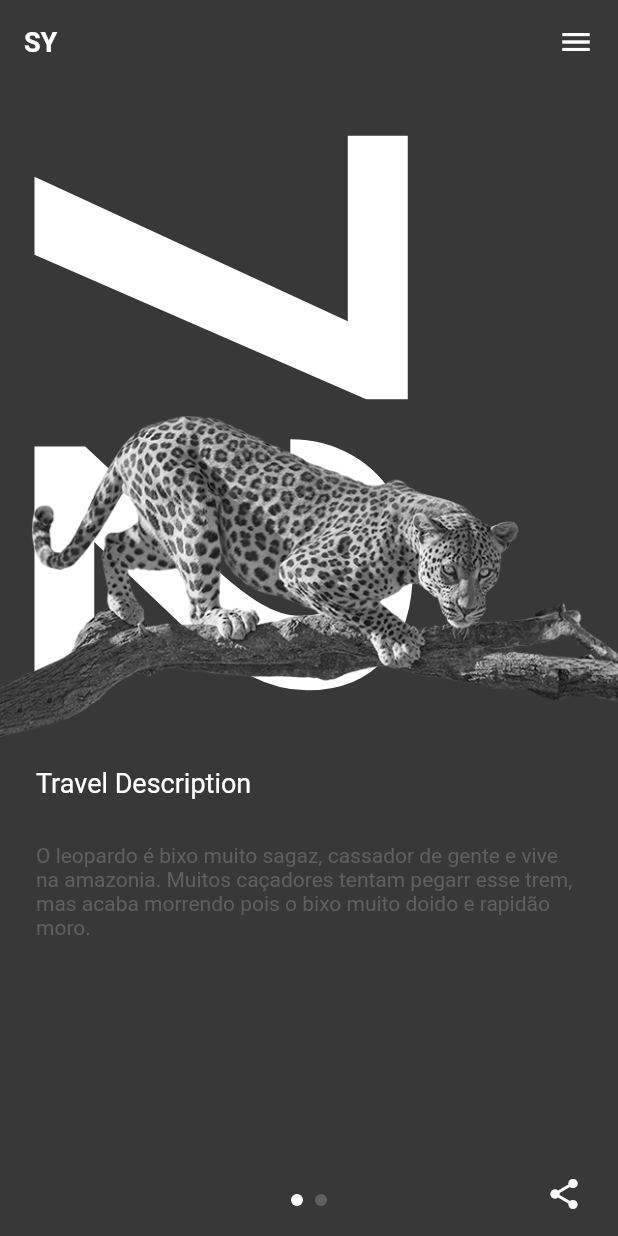
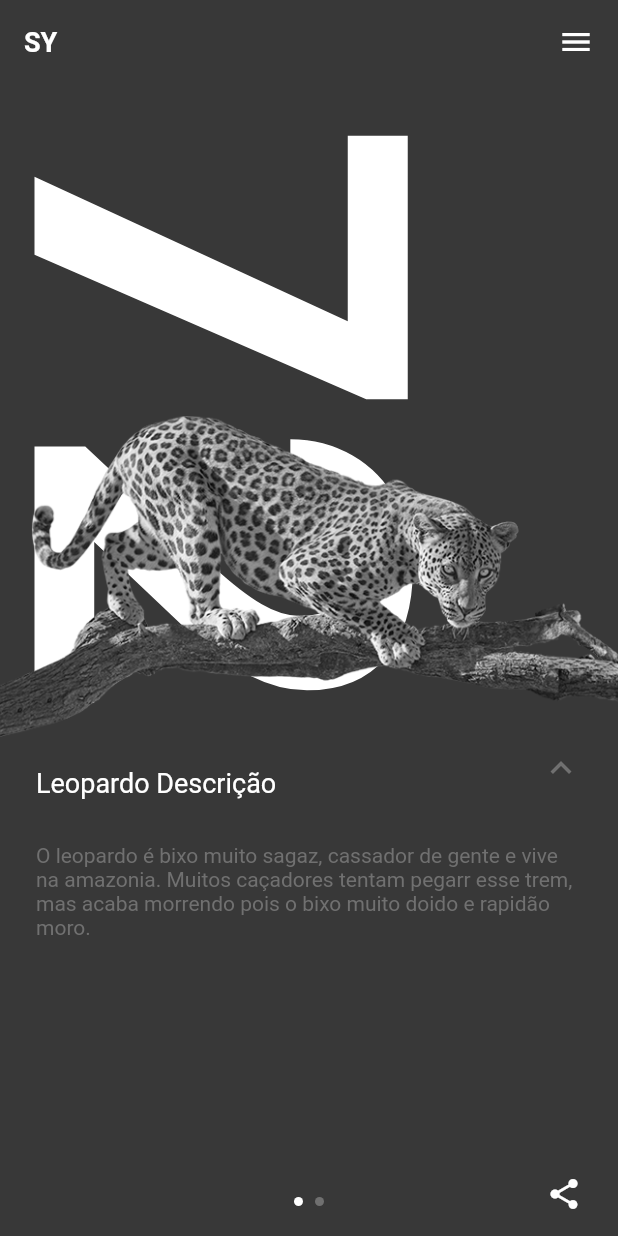
Before and after one commit to IuriKintschev/layout_dribbble, a Flutter app: the screen it shows after launch, on a phone screen of 412 x 824 dp. Run offline on Flutter 3.47's test engine with Material 2 defaults, Android fonts, the phone set to English and light mode, and no system bars.

Commit message:
arrow up

```diff
--- a/lib/main_page.dart
+++ b/lib/main_page.dart
@@ -44,6 +44,7 @@ class MainPage extends StatelessWidget {
               VultureImage(),
               ShareButton(),
               PageIndicator(),
+              ArrowUp(),
             ],
           ),
         ),
@@ -192,7 +193,7 @@ class TravelDescriptionLabel extends StatelessWidget {
           );
         },
         child: Text(
-          'Travel Description',
+          'Leopardo Descrição',
           style: TextStyle(
             fontSize: 18,
           ),
@@ -253,8 +254,8 @@ class PageIndicator extends StatelessWidget {
                     shape: BoxShape.circle,
                     color: (notifier.page.round() == 0) ? white : lightGray,
                   ),
-                  width: 8,
-                  height: 8,
+                  width: 6,
+                  height: 6,
                 ),
                 SizedBox(width: 8),
                 Container(
@@ -262,8 +263,8 @@ class PageIndicator extends StatelessWidget {
                     shape: BoxShape.circle,
                     color: (notifier.page.round() != 0) ? white : lightGray,
                   ),
-                  width: 8,
-                  height: 8,
+                  width: 6,
+                  height: 6,
                 ),
               ],
             ),
@@ -273,3 +274,18 @@ class PageIndicator extends StatelessWidget {
     );
   }
 }
+
+class ArrowUp extends StatelessWidget {
+  @override
+  Widget build(BuildContext context) {
+    return Positioned(
+      top: (128.0 + 350 + 20),
+      right: 24,
+      child: Icon(
+        Icons.keyboard_arrow_up,
+        size: 28,
+        color: lightGray,
+      ),
+    );
+  }
+}
--- a/lib/styles.dart
+++ b/lib/styles.dart
@@ -1,5 +1,5 @@
 import 'package:flutter/material.dart';
 
 const Color mainBlack = Color(0xff383838);
-const Color lightGray = Color(0xff606060);
+const Color lightGray = Color(0xff707070);
 const Color white = Color(0xffffffff);
```
